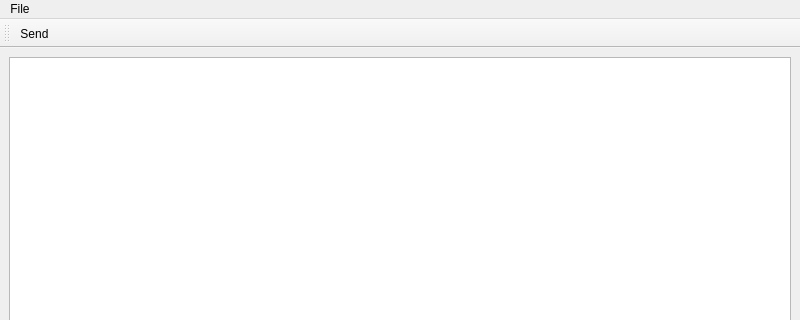
This is composewindow.ui in Etenil/kutemail as Qt 5 draws it before an edit; both pictures show x 0 to 800 and y 0 to 320 of the 800 by 600 pixel window. The edited form follows.
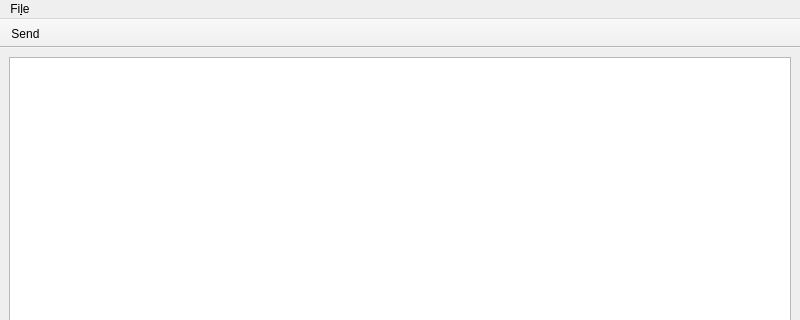
This is the edited form. Icons and pictures are not drawn.

```diff
--- a/composewindow.ui
+++ b/composewindow.ui
@@ -34,7 +34,7 @@
    </property>
    <widget class="QMenu" name="menuFile">
     <property name="title">
-     <string>File</string>
+     <string>Fi&amp;le</string>
     </property>
     <addaction name="actionSend"/>
    </widget>
@@ -44,6 +44,12 @@
    <property name="windowTitle">
     <string>toolBar</string>
    </property>
+   <property name="movable">
+    <bool>false</bool>
+   </property>
+   <property name="floatable">
+    <bool>false</bool>
+   </property>
    <attribute name="toolBarArea">
     <enum>TopToolBarArea</enum>
    </attribute>
@@ -57,7 +63,7 @@
     <iconset theme="mail-send"/>
    </property>
    <property name="text">
-    <string>Send</string>
+    <string>&amp;Send</string>
    </property>
    <property name="shortcutContext">
     <enum>Qt::WindowShortcut</enum>
```
Left out of the diff: 28 changed lines with no effect on the pictures.
